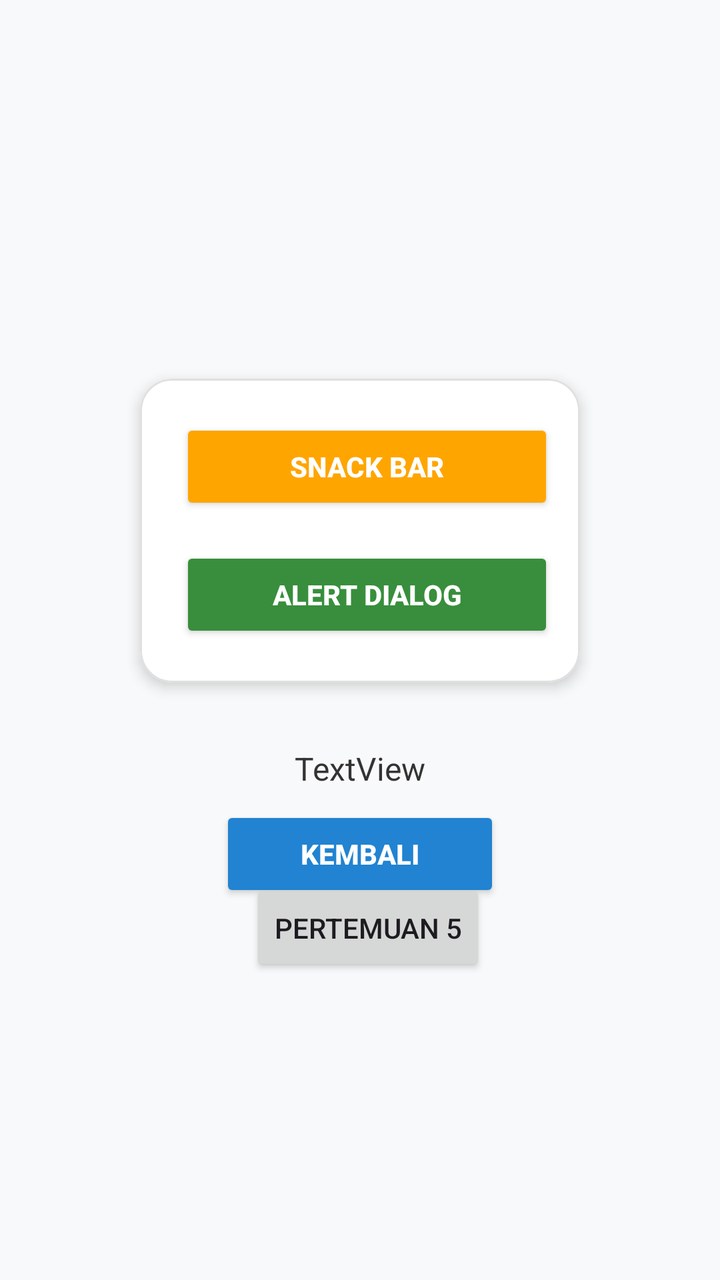
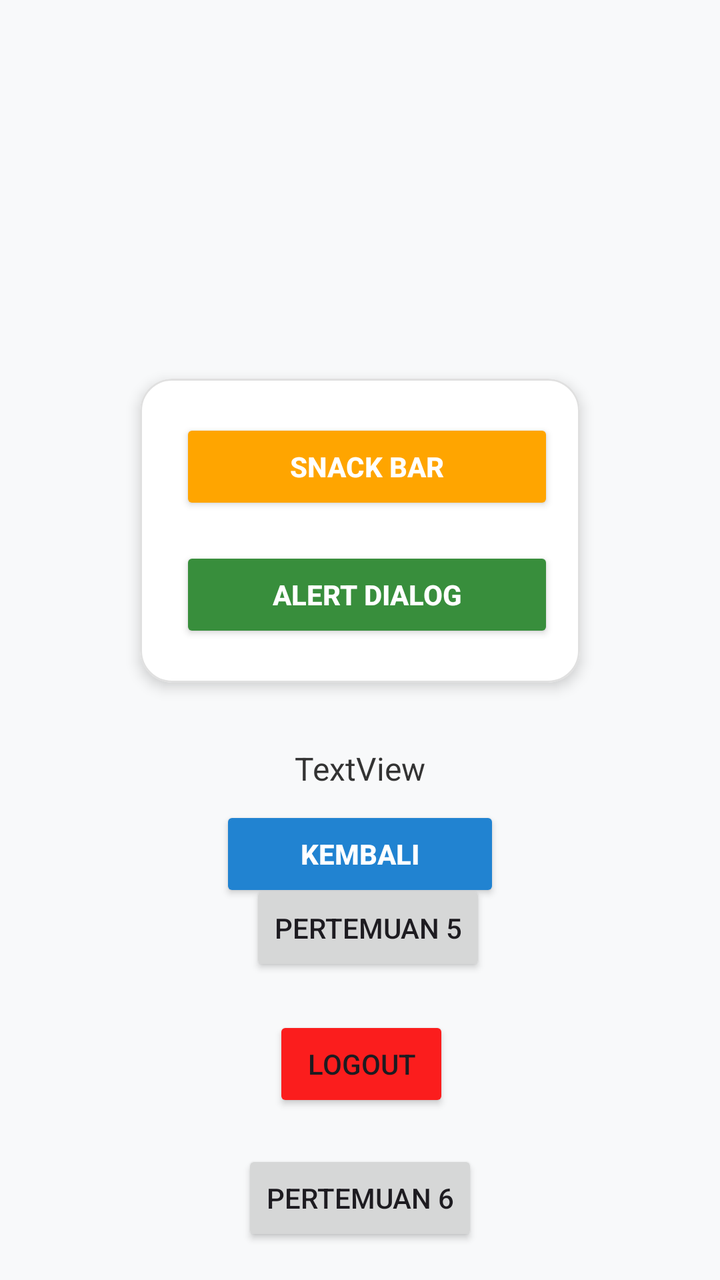

The first picture is an Android layout as it rendered before a commit; the second is the same layout after the commit. The layout source and the unified diff follow.
<!-- AndroidManifest.xml: application theme Theme.Nezhahira_3TIC -->
<!-- res/layout/activity_main.xml -->
<?xml version="1.0" encoding="utf-8"?>
<androidx.constraintlayout.widget.ConstraintLayout xmlns:android="http://schemas.android.com/apk/res/android"
    xmlns:app="http://schemas.android.com/apk/res-auto"
    xmlns:tools="http://schemas.android.com/tools"
    android:id="@+id/main"
    android:layout_width="match_parent"
    android:layout_height="match_parent"
    android:background="#F8F9FA"
    tools:context=".MainActivity">

    <com.google.android.material.card.MaterialCardView
        android:id="@+id/cardContainer"
        android:layout_width="220dp"
        android:layout_height="wrap_content"
        app:cardCornerRadius="16dp"
        app:cardElevation="4dp"
        app:cardBackgroundColor="@color/white"
        app:strokeColor="#E0E0E0"
        app:strokeWidth="1dp"
        app:layout_constraintBottom_toTopOf="@+id/txtNama"
        app:layout_constraintEnd_toEndOf="parent"
        app:layout_constraintStart_toStartOf="parent"
        app:layout_constraintTop_toTopOf="parent"
        app:layout_constraintVertical_chainStyle="packed">

        <LinearLayout
            android:layout_width="227dp"
            android:layout_height="wrap_content"
            android:gravity="center"
            android:orientation="vertical"
            android:padding="20dp">

            <Button
                android:id="@+id/btnSnack"
                android:layout_width="match_parent"
                android:layout_height="wrap_content"
                android:backgroundTint="#FFA500"
                android:text="Snack Bar"
                android:textColor="@color/white"
                android:textStyle="bold"
                app:cornerRadius="24dp" />

            <Button
                android:id="@+id/btnAlert"
                android:layout_width="match_parent"
                android:layout_height="wrap_content"
                android:layout_marginTop="16dp"
                android:backgroundTint="#388E3C"
                android:text="Alert Dialog"
                android:textColor="@color/white"
                android:textStyle="bold"
                app:cornerRadius="24dp" />

        </LinearLayout>

    </com.google.android.material.card.MaterialCardView>

    <TextView
        android:id="@+id/txtNama"
        android:layout_width="wrap_content"
        android:layout_height="wrap_content"
        android:layout_marginTop="32dp"
        android:text="TextView"
        android:textColor="#333333"
        android:textSize="16sp"
        app:layout_constraintBottom_toTopOf="@+id/btnKembali"
        app:layout_constraintEnd_toEndOf="parent"
        app:layout_constraintStart_toStartOf="parent"
        app:layout_constraintTop_toBottomOf="@+id/cardContainer" />

    <Button
        android:id="@+id/btnKembali"
        android:layout_width="140dp"
        android:layout_height="wrap_content"
        android:layout_marginTop="8dp"
        android:backgroundTint="#2183D1"
        android:text="Kembali"
        android:textColor="@color/white"
        android:textStyle="bold"
        app:cornerRadius="24dp"
        app:layout_constraintBottom_toBottomOf="parent"
        app:layout_constraintEnd_toEndOf="parent"
        app:layout_constraintStart_toStartOf="parent"
        app:layout_constraintTop_toBottomOf="@+id/txtNama" />

    <Button
        android:id="@+id/button"
        android:layout_width="wrap_content"
        android:layout_height="wrap_content"
        android:layout_marginBottom="152dp"
        android:text="Pertemuan 5"
        app:layout_constraintBottom_toBottomOf="parent"
        app:layout_constraintEnd_toEndOf="parent"
        app:layout_constraintHorizontal_bias="0.517"
        app:layout_constraintStart_toStartOf="parent" />

</androidx.constraintlayout.widget.ConstraintLayout>
<!-- resources referenced by this layout -->
<resources>
  <color name="white">#FFFFFFFF</color>
  <style name="Theme.Nezhahira_3TIC" parent="Base.Theme.Nezhahira_3TIC" />
  <style name="Base.Theme.Nezhahira_3TIC" parent="Theme.Material3.DayNight.NoActionBar">
          
          
      </style>
</resources>

<!-- the commit's change to res/layout/activity_main.xml (unified diff, before → after) -->
@@ -94,4 +94,26 @@
         app:layout_constraintHorizontal_bias="0.517"
         app:layout_constraintStart_toStartOf="parent" />
 
+    <Button
+        android:id="@+id/btnLogout"
+        android:layout_width="wrap_content"
+        android:layout_height="wrap_content"
+        android:layout_marginTop="20dp"
+        android:backgroundTint="#FB1D1D"
+        android:text="Logout"
+        app:layout_constraintEnd_toEndOf="parent"
+        app:layout_constraintHorizontal_bias="0.503"
+        app:layout_constraintStart_toStartOf="parent"
+        app:layout_constraintTop_toBottomOf="@+id/button" />
+
+    <Button
+        android:id="@+id/btnPert6"
+        android:layout_width="wrap_content"
+        android:layout_height="wrap_content"
+        android:layout_marginTop="19dp"
+        android:text="Pertemuan 6"
+        app:layout_constraintEnd_toEndOf="parent"
+        app:layout_constraintStart_toStartOf="parent"
+        app:layout_constraintTop_toBottomOf="@+id/btnLogout" />
+
 </androidx.constraintlayout.widget.ConstraintLayout>
